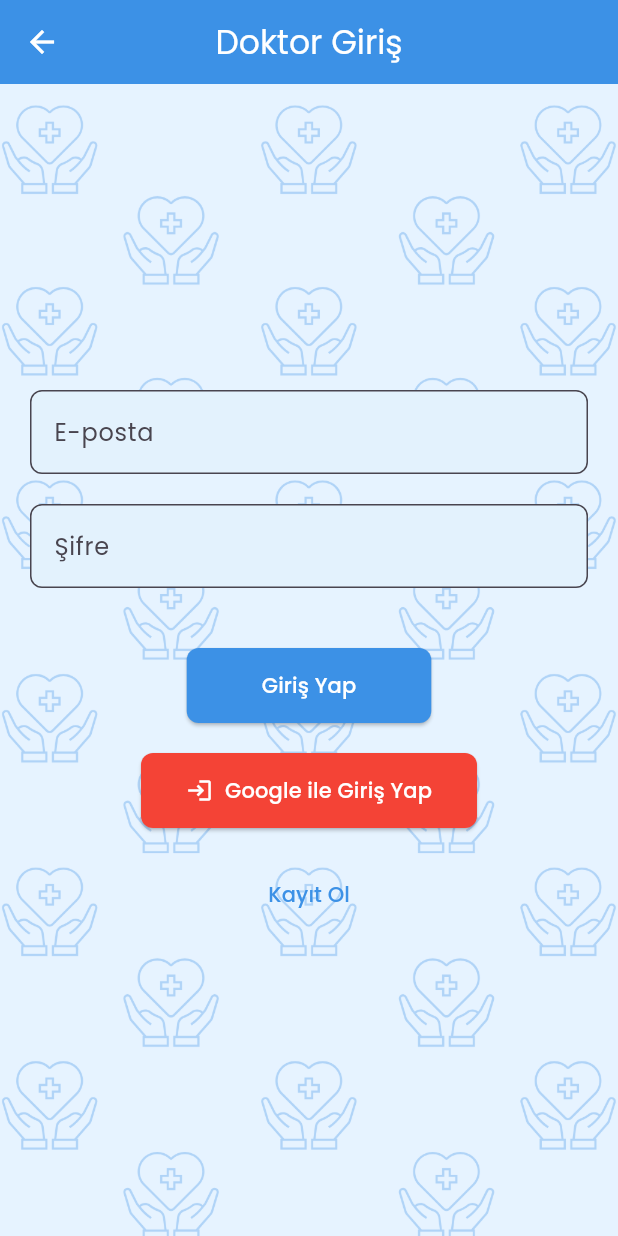
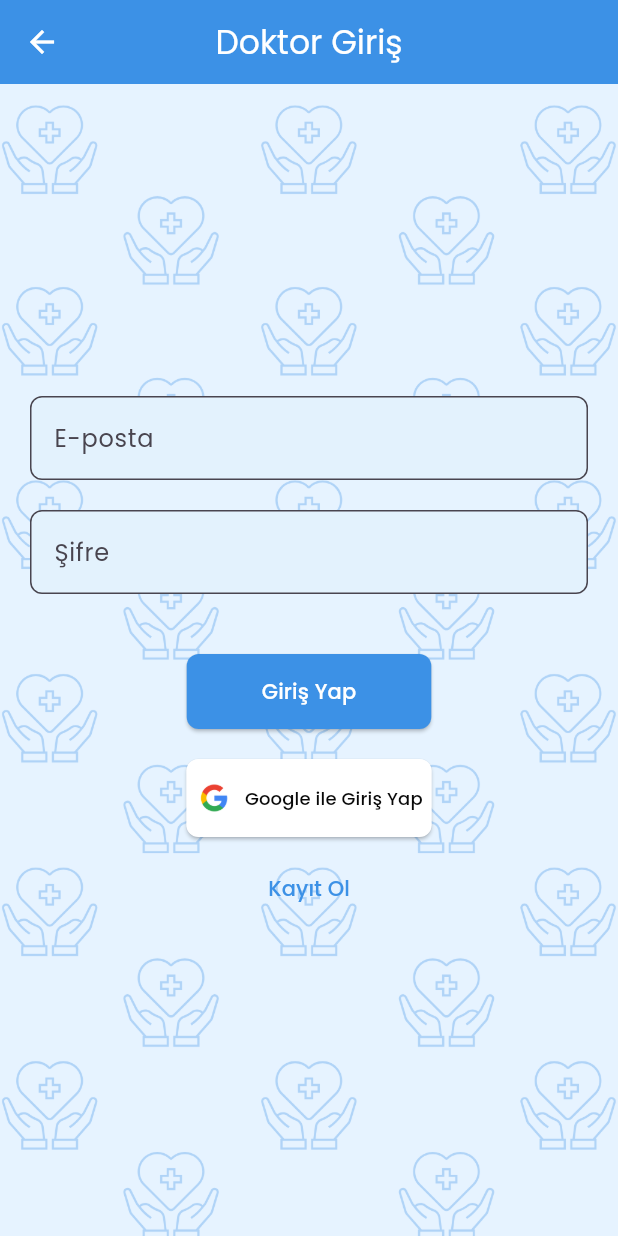
Before and after one commit to elassava/audivo, a Flutter app: the screen it shows after launch, after a tap on "Doctor Login", on a phone screen of 412 x 824 dp. Run offline on Flutter 3.47's test engine with Material 3 defaults, Android fonts, the phone set to English and light mode, and no system bars; our stand-ins replace audioplayers, cloud_firestore, firebase_auth, firebase_core, google_fonts, google_sign_in and 1 more; missing offline and left inert: dart:ffi; accounts and stored records are empty; network calls fail.

Commit message:
google butonu eli yüzü düzgün hale getirildi

```diff
--- a/lib/screens/doctor_login.dart
+++ b/lib/screens/doctor_login.dart
@@ -199,18 +199,26 @@ Future<void> _googleLogin(BuildContext context) async {
                 SizedBox(height: 20),
                 // Google Login Button
              ElevatedButton.icon(
-                  onPressed: () => _googleLogin(context), // Burada lambda fonksiyonu kullanıldı
-                  icon: Icon(Icons.login, color: Colors.white),
-                  label: Text('Google ile Giriş Yap', style: GoogleFonts.poppins(color: Colors.white)),
+  onPressed: () => _googleLogin(context),
+  icon: Padding(
+    padding: const EdgeInsets.only(right: 0.0),
+    child: Image.asset(
+      'assets/images/google_icon.png', // This loads the image from assets
+      height: 24, width: 25  // Adjust the size of the icon
+    ),
+  ),
+  label: Text('Google ile Giriş Yap',style: GoogleFonts.poppins(color: const Color.fromARGB(255, 8, 8, 8), fontSize: 12),
+  ),
   style: ElevatedButton.styleFrom(
-                    backgroundColor: Colors.red,
-                    padding: EdgeInsets.symmetric(horizontal: 30, vertical: 15),
+    backgroundColor: const Color.fromARGB(255, 255, 255, 255),
+    padding: EdgeInsets.symmetric(horizontal: 6, vertical: 14),
     shape: RoundedRectangleBorder(
       borderRadius: BorderRadius.circular(8),
     ),
   ),
 ),
-                SizedBox(height: 20),
+
+                SizedBox(height: 10),
                 // Register Button
                 TextButton(
                   onPressed: () {
--- a/pubspec.yaml
+++ b/pubspec.yaml
@@ -64,7 +64,8 @@ flutter:
   # the material Icons class.
   uses-material-design: true
   assets:
-    - assets/images/background.png  # Görsel yolunu burada belirtiyoruz
+    - assets/images/background.png
+    - assets/images/google_icon.png  # Görsel yolunu burada belirtiyoruz
   # To add assets to your application, add an assets section, like this:
   # assets:
   #   - images/a_dot_burr.jpeg
```
Also changed, not shown: lib/screens/patient_login.dart (+91 -24 lines), assets/images/google_icon.png (added). Lines whose indentation alone changed are shown as unchanged.
